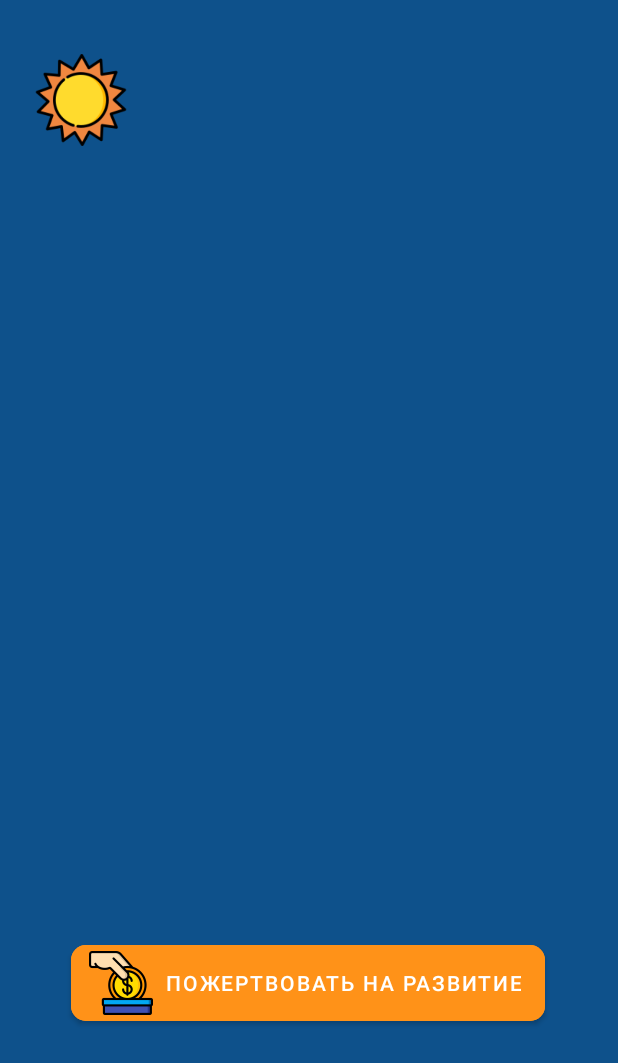
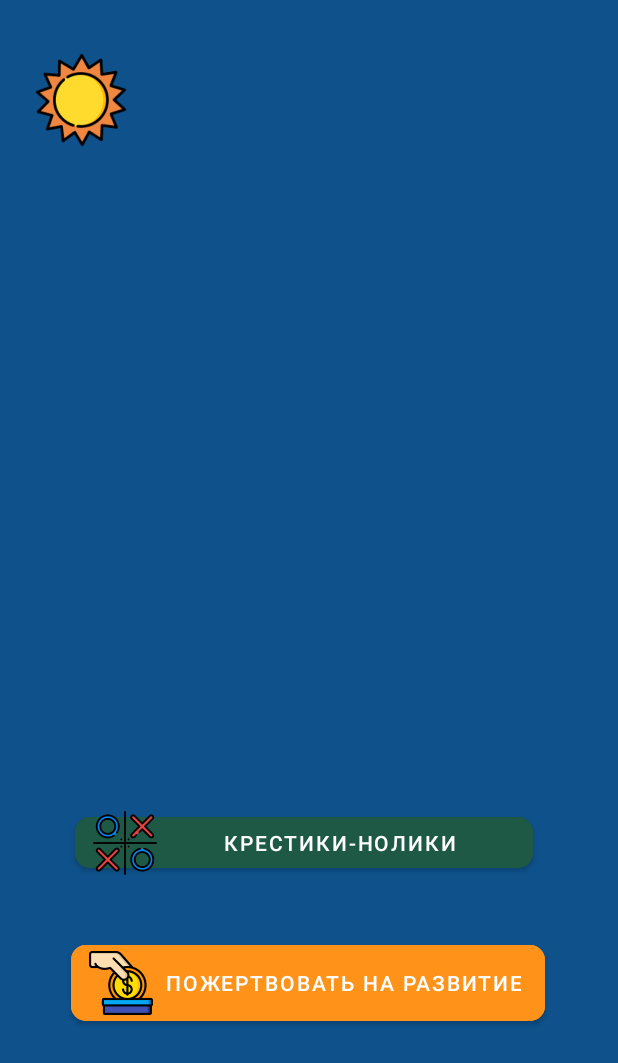
Before and after one commit to RUGameLink/Game_Box, an Android app: the MainActivity screen opened directly, with no data from a screen before it, on a phone screen of 412 x 824 dp. Shown: the top 1063 px of the screen. Run offline under Robolectric (Android 15) with nearby library versions, the light colour scheme and no system bars.

Commit message:
Добавление Activity игры "Крестики-Нолики" и связь ее с основным меню

```diff
--- a/app/src/main/AndroidManifest.xml
+++ b/app/src/main/AndroidManifest.xml
@@ -13,6 +13,9 @@
             android:name="com.example.ticTacToeGame.MainActivity"
             android:exported="false" />
         <activity
+            android:name="com.example.ticTacToeGame.TicTacToeActivity"
+            android:exported="false" />
+        <activity
             android:name="com.example.ticTacToeGame.LoadingActivity"
             android:theme="@style/Theme.AppCompat.Light.NoActionBar"
             android:exported="true">
--- a/app/src/main/java/com/example/ticTacToeGame/MainActivity.kt
+++ b/app/src/main/java/com/example/ticTacToeGame/MainActivity.kt
@@ -6,7 +6,6 @@ import android.net.Uri
 import android.os.Build
 import android.os.Bundle
 import android.view.View
-import android.view.Window
 import android.widget.Button
 import android.widget.ImageView
 import android.widget.TextView
@@ -17,6 +16,8 @@ import java.util.*
 
 class MainActivity : AppCompatActivity() {
     lateinit var donateButton: Button
+    lateinit var ticTacToeButton: Button
+
     lateinit var star1Image: ImageView
     lateinit var star2Image: ImageView
     lateinit var moonImage: ImageView
@@ -27,8 +28,13 @@ class MainActivity : AppCompatActivity() {
         super.onCreate(savedInstanceState)
         setContentView(R.layout.activity_main)
         init()
-        donateButton.setOnClickListener(myButtonClickListener);
+        donateButton.setOnClickListener(myButtonClickListener)
+        ticTacToeButton.setOnClickListener(ticTacToeListener)
         checkaDate()
+    }
+
+    var ticTacToeListener: View.OnClickListener = View.OnClickListener {
+        ticTacToeShow()
     }
 
     var myButtonClickListener: View.OnClickListener = View.OnClickListener {
@@ -42,12 +48,19 @@ class MainActivity : AppCompatActivity() {
         startActivity(i)
     }
 
+    fun ticTacToeShow(){
+        val i = Intent(this, TicTacToeActivity::class.java)
+        startActivity(i)
+
+    }
+
     fun init(){
-        donateButton = findViewById<TextView>(R.id.donatButton) as Button
+        donateButton = findViewById<TextView>(R.id.donateButton) as Button
         star1Image = findViewById<TextView>(R.id.starView1) as ImageView
         star2Image = findViewById<TextView>(R.id.starView2) as ImageView
         moonImage = findViewById<TextView>(R.id.moonView) as ImageView
         sunnImage = findViewById<TextView>(R.id.sunnView) as ImageView
+        ticTacToeButton = findViewById<TextView>(R.id.ticTacToeButton) as Button
     }
 
     @RequiresApi(Build.VERSION_CODES.N)
--- a/app/src/main/res/layout/activity_main.xml
+++ b/app/src/main/res/layout/activity_main.xml
@@ -8,13 +8,13 @@
     tools:context="com.example.ticTacToeGame.MainActivity">
 
     <com.google.android.material.button.MaterialButton
+        android:id="@+id/donateButton"
         style="@style/Widget.MaterialComponents.Button.Icon"
-        android:id="@+id/donatButton"
         android:layout_width="wrap_content"
         android:layout_height="wrap_content"
+        android:backgroundTint="@color/orange2"
         android:text="@string/donate"
         app:cornerRadius="15px"
-        android:backgroundTint="@color/orange2"
         app:icon="@drawable/donation"
         app:iconSize="64px"
         app:iconTint="@null"
@@ -25,6 +25,25 @@
         app:layout_constraintTop_toTopOf="parent"
         app:layout_constraintVertical_bias="0.82"
         app:rippleColor="@color/orange1" />
+
+    <com.google.android.material.button.MaterialButton
+        android:id="@+id/ticTacToeButton"
+        style="@style/Widget.MaterialComponents.Button.Icon"
+        android:layout_width="305dp"
+        android:layout_height="46dp"
+        android:backgroundTint="@color/turquoise_green"
+        android:text="@string/tic_tac_toe"
+        app:cornerRadius="15px"
+        app:icon="@drawable/tictactoe"
+        app:iconSize="64px"
+        app:iconTint="@null"
+        app:layout_constraintBottom_toBottomOf="parent"
+        app:layout_constraintEnd_toEndOf="parent"
+        app:layout_constraintHorizontal_bias="0.471"
+        app:layout_constraintStart_toStartOf="parent"
+        app:layout_constraintTop_toTopOf="parent"
+        app:layout_constraintVertical_bias="0.692"
+        app:rippleColor="@color/deep_green" />
 
     <ImageView
         android:id="@+id/moonView"
--- a/app/src/main/res/values-night/themes.xml
+++ b/app/src/main/res/values-night/themes.xml
@@ -2,8 +2,8 @@
     <!-- Base application theme. -->
     <style name="Theme.StoryBook" parent="Theme.MaterialComponents.DayNight.NoActionBar">
         <!-- Primary brand color. -->
-        <item name="colorPrimary">@color/purple_200</item>
-        <item name="colorPrimaryVariant">@color/purple_700</item>
+        <item name="colorPrimary">@color/nightfall</item>
+        <item name="colorPrimaryVariant">@color/nightfall</item>
         <item name="colorOnPrimary">@color/black</item>
         <!-- Secondary brand color. -->
         <item name="colorSecondary">@color/teal_200</item>
--- a/app/src/main/res/values/colors.xml
+++ b/app/src/main/res/values/colors.xml
@@ -10,4 +10,6 @@
     <color name="orange1">#FF4F00</color>
     <color name="orange2">#FF9218</color>
     <color name="nightfall">#0e518b</color>
+    <color name="turquoise_green">#1E5945</color>
+    <color name="deep_green">#004524</color>
 </resources>
--- a/app/src/main/res/values/strings.xml
+++ b/app/src/main/res/values/strings.xml
@@ -2,4 +2,5 @@
     <string name="app_name">Game Box</string>
     <string name="loading">Loading...</string>
     <string name="donate">Пожертвовать на развитие</string>
+    <string name="tic_tac_toe">Крестики-нолики</string>
 </resources>
```
Also changed, not shown: app/src/main/java/com/example/ticTacToeGame/TicTacToeActivity.kt (added, +13 -0 lines), app/src/main/res/layout/activity_tictactoe.xml (added, +8 -0 lines), app/src/main/res/drawable/tictactoe.png (added).
